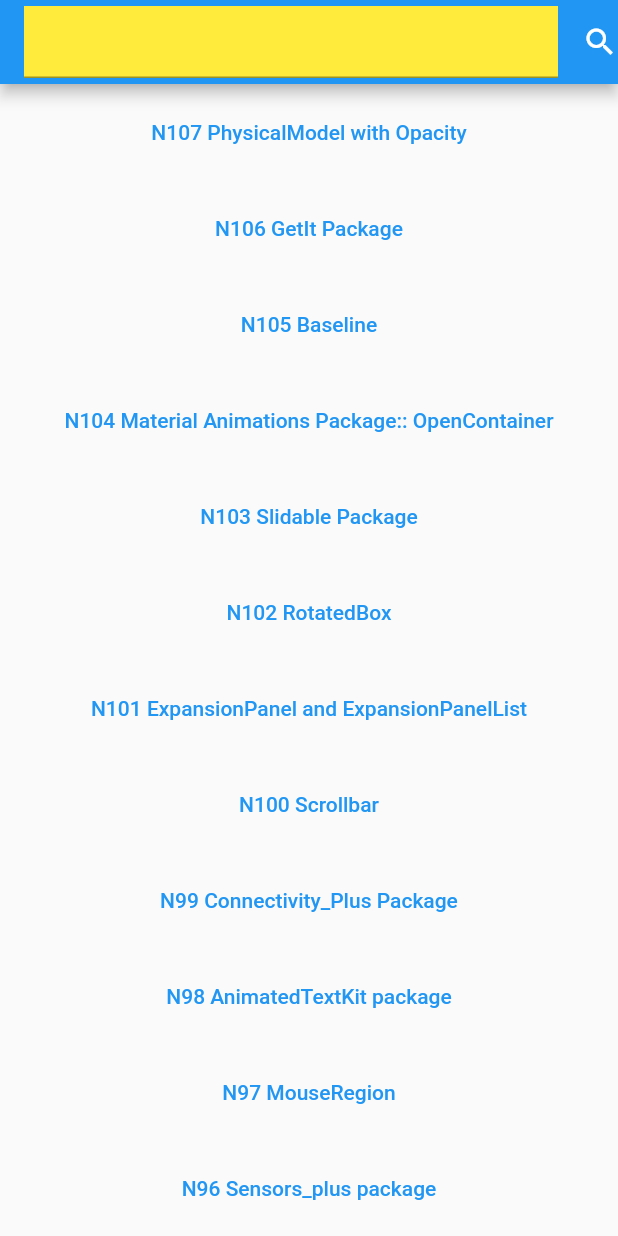
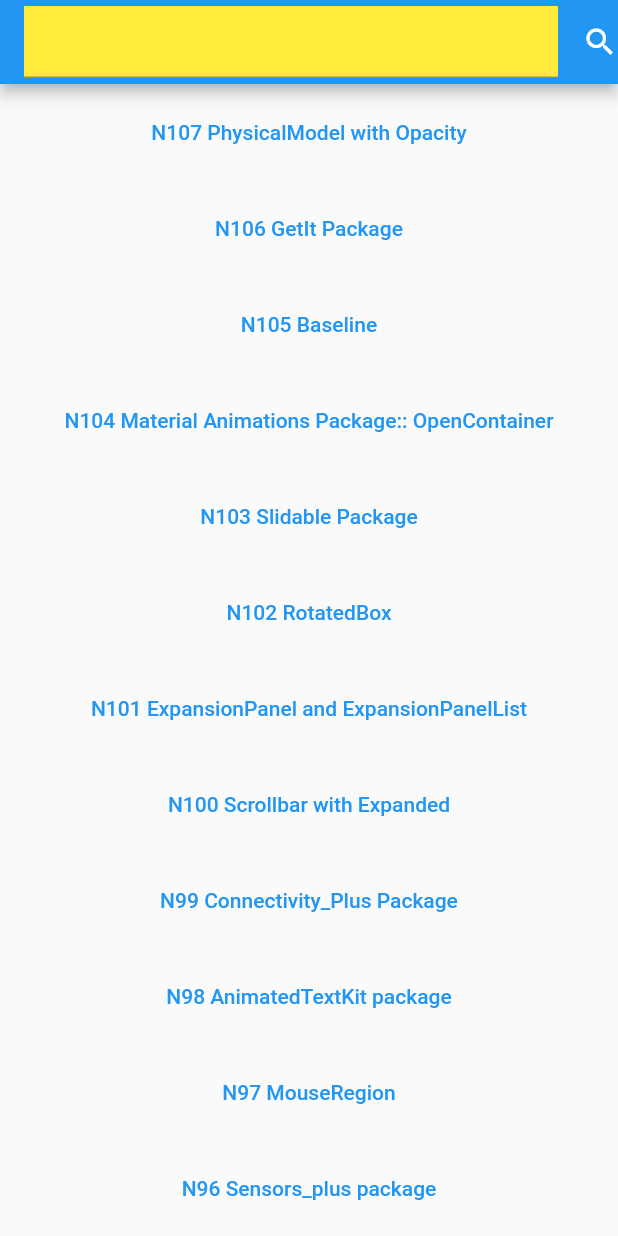
Before and after one commit to ychsue/my_flutter_test, a Flutter app: the screen it shows after launch, scrolled down 576 dp, on a phone screen of 412 x 824 dp. Run offline on Flutter 3.47's test engine with Material 2 defaults, Android fonts, the phone set to English and light mode, and no system bars; our stand-ins replace animated_text_kit, badges, bloc, cached_network_image, connectivity_plus, device_info_plus and 12 more; missing offline and left inert: dart:html, resizable_widget; Roboto replaces fonts that are missing (Georgia).

```diff
--- a/lib/src/route/app_pages.dart
+++ b/lib/src/route/app_pages.dart
@@ -195,7 +195,7 @@ enum Routes {
   n97_mouse_region,
   n98_animated_text_kit_pkg,
   n99_connectivity_plus_pkg,
-  n100_scrollbar,
+  n100_scrollbar_with_expanded,
   n101_expansion_panel,
   n102_rotated_box,
   n103_slidable_pkg,
@@ -281,7 +281,7 @@ abstract class AppPages {
       page: () => N101ExpansionPanelScren(),
     ),
     GetPage(
-      name: Routes.n100_scrollbar.toLocation,
+      name: Routes.n100_scrollbar_with_expanded.toLocation,
       page: () => N100ScrollbarScreen(),
     ),
     GetPage(
--- a/lib/src/route/main_screens/get_home_screen.dart
+++ b/lib/src/route/main_screens/get_home_screen.dart
@@ -194,13 +194,14 @@ class _GetHomeScreenState extends State<GetHomeScreen> {
                         child:
                             Text("N101 ExpansionPanel and ExpansionPanelList")),
                   ),
-                if (checkQuery(Routes.n100_scrollbar.toString()))
+                if (checkQuery(Routes.n100_scrollbar_with_expanded.toString()))
                   Container(
                     margin: EdgeInsets.all(8.0),
                     child: TextButton(
                         onPressed: () =>
-                            Get.toNamed(Routes.n100_scrollbar.toLocation),
-                        child: Text("N100 Scrollbar")),
+                            Get.toNamed(
+                            Routes.n100_scrollbar_with_expanded.toLocation),
+                        child: Text("N100 Scrollbar with Expanded")),
                   ),
                 if (checkQuery(Routes.n99_connectivity_plus_pkg.toString()))
                   Container(
```
Also changed, not shown: 1 other file.
